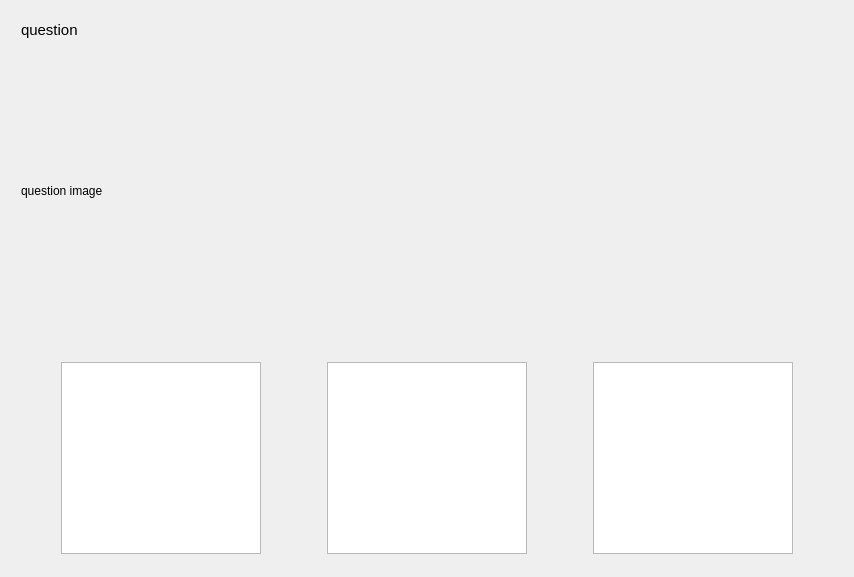
Qt form autoskola_eTesty/questionsdialog.ui (RxiPland/autoskola_eTesty_desktop) before a commit.
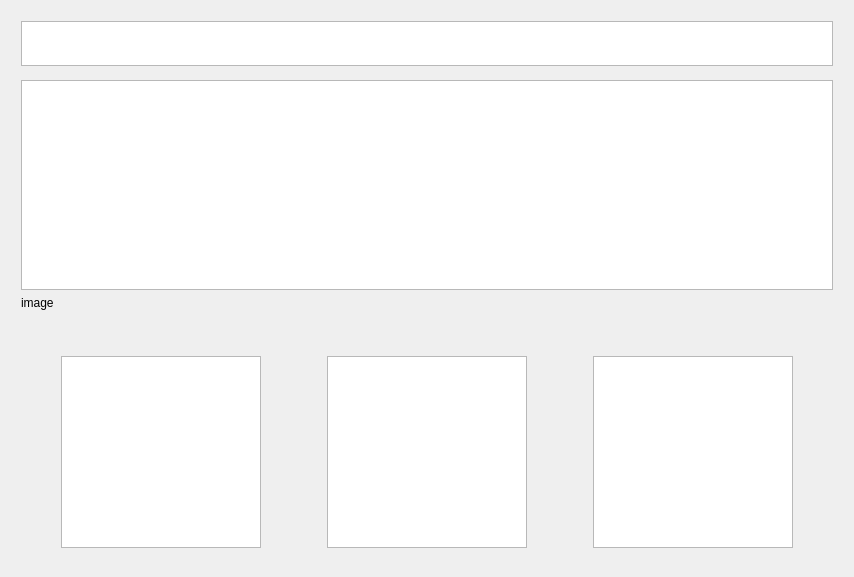
The same form after that commit. Custom widgets are drawn as their Qt base class.

What changed in the file:
```diff
--- a/autoskola_eTesty/questionsdialog.ui
+++ b/autoskola_eTesty/questionsdialog.ui
@@ -57,20 +57,41 @@
         </spacer>
        </item>
        <item>
-        <widget class="QLabel" name="label">
+        <widget class="QPlainTextEdit" name="question_imageText">
          <property name="sizePolicy">
-          <sizepolicy hsizetype="Minimum" vsizetype="Maximum">
+          <sizepolicy hsizetype="Minimum" vsizetype="Fixed">
            <horstretch>0</horstretch>
            <verstretch>0</verstretch>
           </sizepolicy>
          </property>
+         <property name="minimumSize">
+          <size>
+           <width>0</width>
+           <height>0</height>
+          </size>
+         </property>
+         <property name="maximumSize">
+          <size>
+           <width>16777215</width>
+           <height>45</height>
+          </size>
+         </property>
+         <property name="baseSize">
+          <size>
+           <width>0</width>
+           <height>0</height>
+          </size>
+         </property>
          <property name="font">
           <font>
            <pointsize>11</pointsize>
           </font>
          </property>
-         <property name="text">
-          <string>question</string>
+         <property name="focusPolicy">
+          <enum>Qt::NoFocus</enum>
+         </property>
+         <property name="readOnly">
+          <bool>true</bool>
          </property>
         </widget>
        </item>
@@ -85,21 +106,42 @@
          <property name="sizeHint" stdset="0">
           <size>
            <width>20</width>
-           <height>20</height>
+           <height>8</height>
           </size>
          </property>
         </spacer>
        </item>
        <item>
-        <widget class="QLabel" name="image_label">
+        <widget class="QPlainTextEdit" name="question_text">
          <property name="sizePolicy">
-          <sizepolicy hsizetype="Expanding" vsizetype="Expanding">
+          <sizepolicy hsizetype="Minimum" vsizetype="Expanding">
            <horstretch>0</horstretch>
            <verstretch>0</verstretch>
           </sizepolicy>
          </property>
+         <property name="minimumSize">
+          <size>
+           <width>0</width>
+           <height>0</height>
+          </size>
+         </property>
+         <property name="font">
+          <font>
+           <pointsize>13</pointsize>
+          </font>
+         </property>
+         <property name="focusPolicy">
+          <enum>Qt::NoFocus</enum>
+         </property>
+         <property name="readOnly">
+          <bool>true</bool>
+         </property>
+        </widget>
+       </item>
+       <item>
+        <widget class="QLabel" name="question_image">
          <property name="text">
-          <string>question image</string>
+          <string>image</string>
          </property>
         </widget>
        </item>
@@ -161,7 +203,7 @@
          </property>
          <property name="font">
           <font>
-           <pointsize>10</pointsize>
+           <pointsize>11</pointsize>
           </font>
          </property>
          <property name="cursor" stdset="0">
@@ -216,7 +258,7 @@
          </property>
          <property name="font">
           <font>
-           <pointsize>10</pointsize>
+           <pointsize>11</pointsize>
           </font>
          </property>
          <property name="cursor" stdset="0">
@@ -262,7 +304,7 @@
          </property>
          <property name="font">
           <font>
-           <pointsize>10</pointsize>
+           <pointsize>11</pointsize>
           </font>
          </property>
          <property name="cursor" stdset="0">
@@ -305,7 +347,7 @@
        <property name="sizeHint" stdset="0">
         <size>
          <width>20</width>
-         <height>12</height>
+         <height>18</height>
         </size>
        </property>
       </spacer>
```
Left out of the diff: 6 changed lines with no effect on the pictures.
